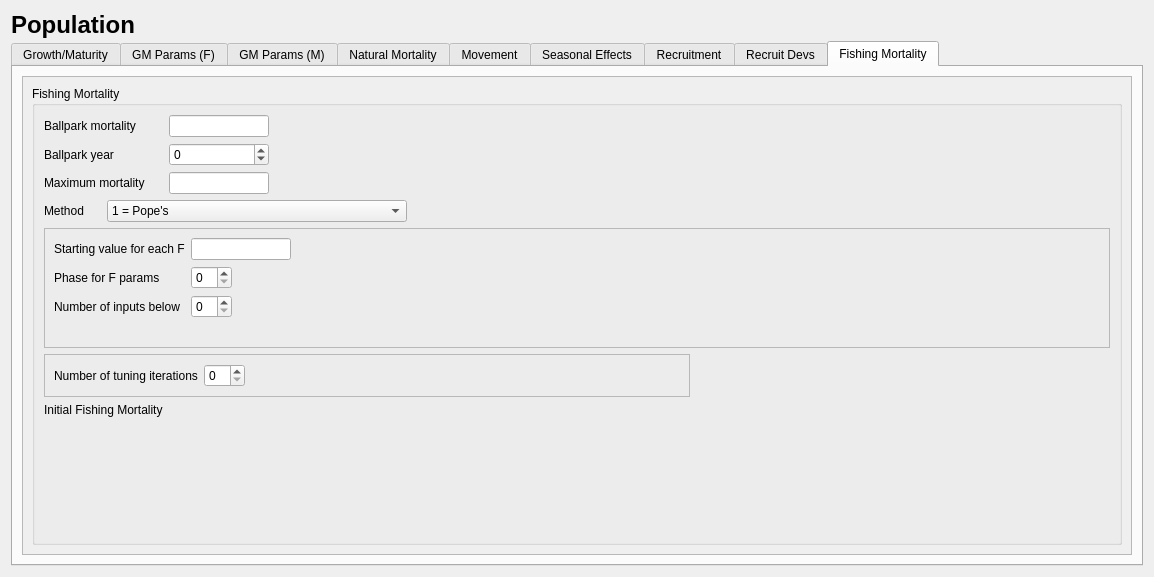
nmfs-ost/ss3-ssi, file src/population_widget.ui: the form before one commit.
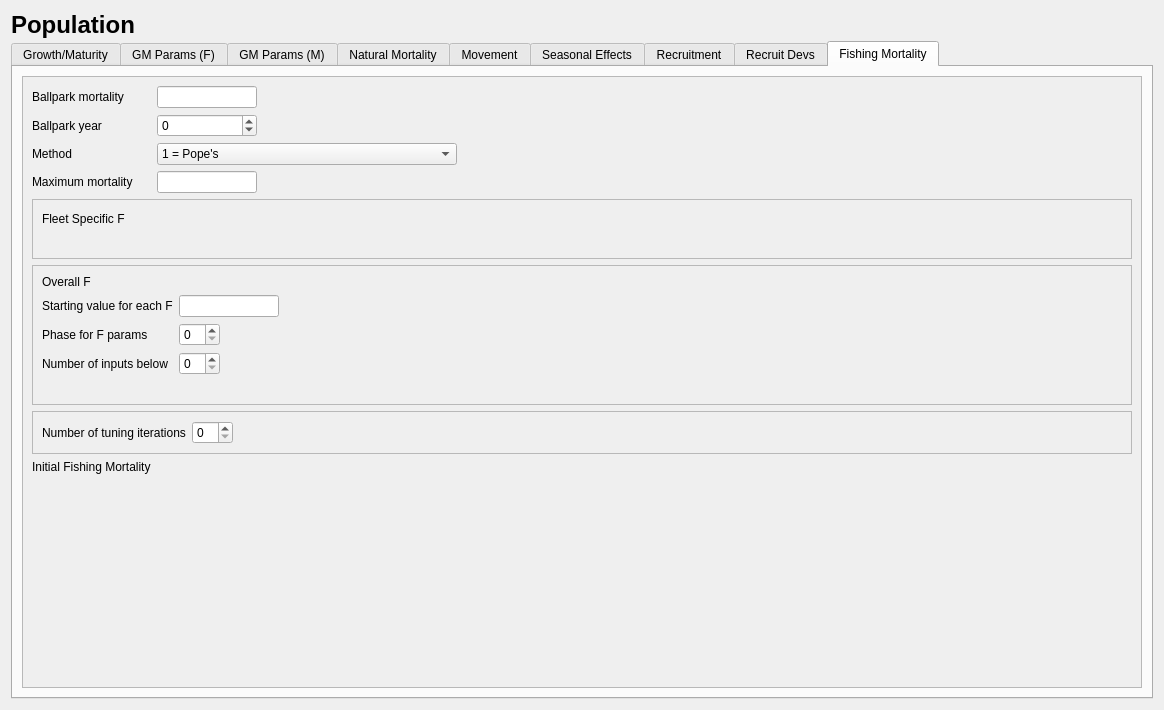
The form after the commit. The open tabs and pages were chosen to show the change. Icons and pictures are not drawn.

```diff
--- a/src/population_widget.ui
+++ b/src/population_widget.ui
@@ -6,8 +6,8 @@
    <rect>
     <x>0</x>
     <y>0</y>
-    <width>1154</width>
-    <height>577</height>
+    <width>1164</width>
+    <height>710</height>
    </rect>
   </property>
   <property name="windowTitle">
@@ -2847,20 +2847,152 @@
            <rect>
             <x>0</x>
             <y>0</y>
-            <width>1110</width>
-            <height>441</height>
+            <width>1120</width>
+            <height>574</height>
            </rect>
           </property>
           <layout class="QVBoxLayout" name="verticalLayout_16">
            <item>
-            <widget class="QGroupBox" name="groupBox_fishingMort">
-             <property name="title">
-              <string>Fishing Mortality</string>
-             </property>
-             <layout class="QVBoxLayout" name="verticalLayout_13">
-              <item>
                <layout class="QGridLayout" name="gridLayout_fishingMort">
-                <item row="6" column="0" colspan="5">
+             <item row="1" column="3">
+              <spacer name="horizontalSpacer_5">
+               <property name="orientation">
+                <enum>Qt::Horizontal</enum>
+               </property>
+               <property name="sizeHint" stdset="0">
+                <size>
+                 <width>40</width>
+                 <height>20</height>
+                </size>
+               </property>
+              </spacer>
+             </item>
+             <item row="1" column="0">
+              <widget class="QLabel" name="label_fishingMort_bpark_year">
+               <property name="text">
+                <string>Ballpark year</string>
+               </property>
+              </widget>
+             </item>
+             <item row="3" column="1">
+              <widget class="QLineEdit" name="lineEdit_fishingMort_max">
+               <property name="maximumSize">
+                <size>
+                 <width>100</width>
+                 <height>16777215</height>
+                </size>
+               </property>
+              </widget>
+             </item>
+             <item row="4" column="0" colspan="5">
+              <widget class="QFrame" name="frame_fishingMort_4">
+               <property name="frameShape">
+                <enum>QFrame::StyledPanel</enum>
+               </property>
+               <property name="frameShadow">
+                <enum>QFrame::Raised</enum>
+               </property>
+               <layout class="QGridLayout" name="gridLayout_3">
+                <item row="0" column="0">
+                 <widget class="QLabel" name="label_fishingMort_4_fleetF">
+                  <property name="text">
+                   <string>Fleet Specific F</string>
+                  </property>
+                 </widget>
+                </item>
+                <item row="0" column="3">
+                 <spacer name="horizontalSpacer_24">
+                  <property name="orientation">
+                   <enum>Qt::Horizontal</enum>
+                  </property>
+                  <property name="sizeHint" stdset="0">
+                   <size>
+                    <width>40</width>
+                    <height>20</height>
+                   </size>
+                  </property>
+                 </spacer>
+                </item>
+                <item row="0" column="2">
+                 <spacer name="horizontalSpacer_25">
+                  <property name="orientation">
+                   <enum>Qt::Horizontal</enum>
+                  </property>
+                  <property name="sizeHint" stdset="0">
+                   <size>
+                    <width>40</width>
+                    <height>20</height>
+                   </size>
+                  </property>
+                 </spacer>
+                </item>
+                <item row="0" column="4">
+                 <spacer name="horizontalSpacer_12">
+                  <property name="orientation">
+                   <enum>Qt::Horizontal</enum>
+                  </property>
+                  <property name="sizeHint" stdset="0">
+                   <size>
+                    <width>40</width>
+                    <height>20</height>
+                   </size>
+                  </property>
+                 </spacer>
+                </item>
+                <item row="0" column="1">
+                 <spacer name="horizontalSpacer_26">
+                  <property name="orientation">
+                   <enum>Qt::Horizontal</enum>
+                  </property>
+                  <property name="sizeHint" stdset="0">
+                   <size>
+                    <width>40</width>
+                    <height>20</height>
+                   </size>
+                  </property>
+                 </spacer>
+                </item>
+                <item row="1" column="3">
+                 <widget class="QLabel" name="label_fishingMort_1_spacer">
+                  <property name="text">
+                   <string/>
+                  </property>
+                 </widget>
+                </item>
+                <item row="1" column="1" colspan="2">
+                 <layout class="QVBoxLayout" name="verticalLayout_fishingMort_4_fleetF"/>
+                </item>
+               </layout>
+              </widget>
+             </item>
+             <item row="7" column="0">
+              <widget class="QLabel" name="label_init_F">
+               <property name="text">
+                <string>Initial Fishing Mortality</string>
+               </property>
+              </widget>
+             </item>
+             <item row="1" column="4">
+              <spacer name="horizontalSpacer_27">
+               <property name="orientation">
+                <enum>Qt::Horizontal</enum>
+               </property>
+               <property name="sizeHint" stdset="0">
+                <size>
+                 <width>40</width>
+                 <height>20</height>
+                </size>
+               </property>
+              </spacer>
+             </item>
+             <item row="2" column="0">
+              <widget class="QLabel" name="label_fishingMort_method">
+               <property name="text">
+                <string>Method</string>
+               </property>
+              </widget>
+             </item>
+             <item row="5" column="0" colspan="5">
                  <widget class="QFrame" name="frame_fishingMort_2">
                   <property name="frameShape">
                    <enum>QFrame::StyledPanel</enum>
@@ -2869,22 +3001,18 @@
                    <enum>QFrame::Raised</enum>
                   </property>
                   <layout class="QGridLayout" name="gridLayout_2">
-                   <item row="1" column="0">
-                    <widget class="QLabel" name="label_fishingMort_2_phase">
-                     <property name="text">
-                      <string>Phase for F params</string>
-                     </property>
-                    </widget>
-                   </item>
-                   <item row="0" column="0">
+                <item row="2" column="1">
+                 <widget class="QSpinBox" name="spinBox_fishingMort_2_phase"/>
+                </item>
+                <item row="1" column="0">
                     <widget class="QLabel" name="label_fishingMort_2_fstart">
                      <property name="text">
                       <string>Starting value for each F</string>
                      </property>
                     </widget>
                    </item>
-                   <item row="1" column="2">
-                    <spacer name="horizontalSpacer_11">
+                <item row="1" column="4">
+                 <spacer name="horizontalSpacer_10">
                      <property name="orientation">
                       <enum>Qt::Horizontal</enum>
                      </property>
@@ -2896,7 +3024,14 @@
                      </property>
                     </spacer>
                    </item>
-                   <item row="0" column="1" colspan="2">
+                <item row="2" column="0">
+                 <widget class="QLabel" name="label_fishingMort_2_phase">
+                  <property name="text">
+                   <string>Phase for F params</string>
+                  </property>
+                 </widget>
+                </item>
+                <item row="1" column="1" colspan="2">
                     <widget class="QLineEdit" name="lineEdit_fishingMort_2_fstart">
                      <property name="maximumSize">
                       <size>
@@ -2906,66 +3041,63 @@
                      </property>
                     </widget>
                    </item>
-                   <item row="1" column="1">
-                    <widget class="QSpinBox" name="spinBox_fishingMort_2_phase"/>
-                   </item>
-                   <item row="2" column="1">
-                    <widget class="QSpinBox" name="spinBox_fishingMort_2_num_detail"/>
-                   </item>
-                   <item row="4" column="0">
+                <item row="2" column="3">
+                 <spacer name="horizontalSpacer_9">
+                  <property name="orientation">
+                   <enum>Qt::Horizontal</enum>
+                  </property>
+                  <property name="sizeHint" stdset="0">
+                   <size>
+                    <width>40</width>
+                    <height>20</height>
+                   </size>
+                  </property>
+                 </spacer>
+                </item>
+                <item row="0" column="0">
+                 <widget class="QLabel" name="label_fishingMort_2_overallF">
+                  <property name="text">
+                   <string>Overall F</string>
+                  </property>
+                 </widget>
+                </item>
+                <item row="2" column="2">
+                 <spacer name="horizontalSpacer_11">
+                  <property name="orientation">
+                   <enum>Qt::Horizontal</enum>
+                  </property>
+                  <property name="sizeHint" stdset="0">
+                   <size>
+                    <width>40</width>
+                    <height>20</height>
+                   </size>
+                  </property>
+                 </spacer>
+                </item>
+                <item row="5" column="0">
                     <widget class="QLabel" name="label_fishingMort_2_spacer">
                      <property name="text">
                       <string/>
                      </property>
                     </widget>
                    </item>
-                   <item row="2" column="0">
+                <item row="5" column="1" colspan="3">
+                 <layout class="QVBoxLayout" name="verticalLayout_mort_inputs"/>
+                </item>
+                <item row="3" column="1">
+                 <widget class="QSpinBox" name="spinBox_fishingMort_2_num_detail"/>
+                </item>
+                <item row="3" column="0">
                     <widget class="QLabel" name="label_fishingMort_2_num_detail">
                      <property name="text">
                       <string>Number of inputs below</string>
                      </property>
                     </widget>
                    </item>
-                   <item row="1" column="3">
-                    <spacer name="horizontalSpacer_9">
-                     <property name="orientation">
-                      <enum>Qt::Horizontal</enum>
-                     </property>
-                     <property name="sizeHint" stdset="0">
-                      <size>
-                       <width>40</width>
-                       <height>20</height>
-                      </size>
-                     </property>
-                    </spacer>
-                   </item>
-                   <item row="4" column="1" colspan="3">
-                    <layout class="QVBoxLayout" name="verticalLayout_mort_inputs"/>
-                   </item>
-                   <item row="0" column="4">
-                    <spacer name="horizontalSpacer_10">
-                     <property name="orientation">
-                      <enum>Qt::Horizontal</enum>
-                     </property>
-                     <property name="sizeHint" stdset="0">
-                      <size>
-                       <width>40</width>
-                       <height>20</height>
-                      </size>
-                     </property>
-                    </spacer>
-                   </item>
                   </layout>
                  </widget>
                 </item>
-                <item row="8" column="0" colspan="2">
-                 <widget class="QLabel" name="label_init_F">
-                  <property name="text">
-                   <string>Initial Fishing Mortality</string>
-                  </property>
-                 </widget>
-                </item>
-                <item row="1" column="2">
+             <item row="0" column="1">
                  <widget class="QLineEdit" name="lineEdit_fishingMort_bpark">
                   <property name="maximumSize">
                    <size>
@@ -2975,48 +3107,7 @@
                   </property>
                  </widget>
                 </item>
-                <item row="2" column="2">
-                 <widget class="QSpinBox" name="spinBox_fishingMort_bpark_year">
-                  <property name="minimum">
-                   <number>-2500</number>
-                  </property>
-                  <property name="maximum">
-                   <number>3000</number>
-                  </property>
-                 </widget>
-                </item>
-                <item row="3" column="2">
-                 <widget class="QLineEdit" name="lineEdit_fishingMort_max">
-                  <property name="maximumSize">
-                   <size>
-                    <width>100</width>
-                    <height>16777215</height>
-                   </size>
-                  </property>
-                 </widget>
-                </item>
-                <item row="3" column="0" colspan="2">
-                 <widget class="QLabel" name="label_fishingMort_max">
-                  <property name="text">
-                   <string>Maximum mortality</string>
-                  </property>
-                 </widget>
-                </item>
-                <item row="1" column="0" colspan="2">
-                 <widget class="QLabel" name="label_fishingMort_bpark">
-                  <property name="text">
-                   <string>Ballpark mortality</string>
-                  </property>
-                 </widget>
-                </item>
-                <item row="2" column="0" colspan="2">
-                 <widget class="QLabel" name="label_fishingMort_bpark_year">
-                  <property name="text">
-                   <string>Ballpark year</string>
-                  </property>
-                 </widget>
-                </item>
-                <item row="4" column="1" colspan="3">
+             <item row="2" column="1" colspan="3">
                  <widget class="QComboBox" name="comboBox_fishingMort_method">
                   <property name="maximumSize">
                    <size>
@@ -3041,27 +3132,7 @@
                   </item>
                  </widget>
                 </item>
-                <item row="4" column="0">
-                 <widget class="QLabel" name="label_fishingMort_method">
-                  <property name="text">
-                   <string>Method</string>
-                  </property>
-                 </widget>
-                </item>
-                <item row="2" column="4">
-                 <spacer name="horizontalSpacer_5">
-                  <property name="orientation">
-                   <enum>Qt::Horizontal</enum>
-                  </property>
-                  <property name="sizeHint" stdset="0">
-                   <size>
-                    <width>40</width>
-                    <height>20</height>
-                   </size>
-                  </property>
-                 </spacer>
-                </item>
-                <item row="2" column="3">
+             <item row="1" column="2">
                  <spacer name="horizontalSpacer_16">
                   <property name="orientation">
                    <enum>Qt::Horizontal</enum>
@@ -3074,10 +3145,24 @@
                   </property>
                  </spacer>
                 </item>
-                <item row="9" column="0" colspan="4">
-                 <layout class="QVBoxLayout" name="verticalLayout_init_F"/>
-                </item>
-                <item row="7" column="0" colspan="4">
+             <item row="1" column="1">
+              <widget class="QSpinBox" name="spinBox_fishingMort_bpark_year">
+               <property name="minimum">
+                <number>-2500</number>
+               </property>
+               <property name="maximum">
+                <number>3000</number>
+               </property>
+              </widget>
+             </item>
+             <item row="3" column="0">
+              <widget class="QLabel" name="label_fishingMort_max">
+               <property name="text">
+                <string>Maximum mortality</string>
+               </property>
+              </widget>
+             </item>
+             <item row="6" column="0" colspan="5">
                  <widget class="QFrame" name="frame_fishingMort_3">
                   <property name="frameShape">
                    <enum>QFrame::StyledPanel</enum>
@@ -3086,44 +3171,48 @@
                    <enum>QFrame::Raised</enum>
                   </property>
                   <layout class="QGridLayout" name="gridLayout_4">
-                   <item row="1" column="1">
-                    <widget class="QSpinBox" name="spinBox_fishingMort_3_num_iters"/>
-                   </item>
-                   <item row="1" column="2">
-                    <spacer name="horizontalSpacer_17">
-                     <property name="orientation">
-                      <enum>Qt::Horizontal</enum>
-                     </property>
-                     <property name="sizeHint" stdset="0">
-                      <size>
-                       <width>40</width>
-                       <height>20</height>
-                      </size>
-                     </property>
-                    </spacer>
-                   </item>
-                   <item row="1" column="0">
+                <item row="0" column="0">
                     <widget class="QLabel" name="label_fishingMort_3_num_iters">
                      <property name="text">
                       <string>Number of tuning iterations</string>
                      </property>
                     </widget>
                    </item>
-                  </layout>
-                 </widget>
+                <item row="0" column="1">
+                 <widget class="QSpinBox" name="spinBox_fishingMort_3_num_iters"/>
                 </item>
-                <item row="9" column="4">
-                 <spacer name="verticalSpacer_6">
+                <item row="0" column="2">
+                 <spacer name="horizontalSpacer_17">
                   <property name="orientation">
-                   <enum>Qt::Vertical</enum>
+                   <enum>Qt::Horizontal</enum>
                   </property>
                   <property name="sizeHint" stdset="0">
                    <size>
-                    <width>20</width>
-                    <height>40</height>
+                    <width>40</width>
+                    <height>20</height>
                    </size>
                   </property>
                  </spacer>
+                </item>
+               </layout>
+              </widget>
+             </item>
+             <item row="0" column="0">
+              <widget class="QLabel" name="label_fishingMort_bpark">
+               <property name="text">
+                <string>Ballpark mortality</string>
+               </property>
+              </widget>
+             </item>
+             <item row="8" column="0">
+              <widget class="QLabel" name="label">
+               <property name="text">
+                <string> </string>
+               </property>
+              </widget>
+             </item>
+             <item row="8" column="1" colspan="3">
+              <layout class="QVBoxLayout" name="verticalLayout_init_F"/>
                 </item>
                </layout>
               </item>
@@ -3139,9 +3228,6 @@
                  </size>
                 </property>
                </spacer>
-              </item>
-             </layout>
-            </widget>
            </item>
           </layout>
          </widget>
```
Left out of the diff: 337 changed lines with no effect on the pictures. Lines whose indentation alone changed are shown as unchanged.
